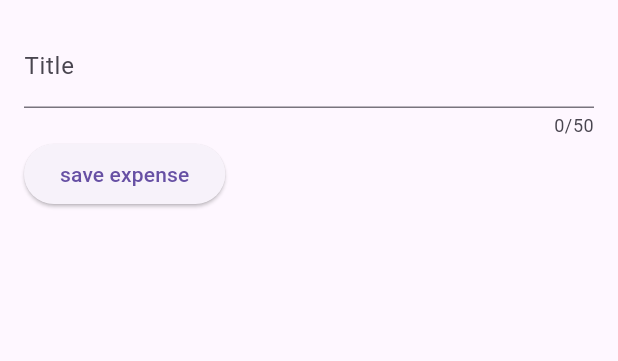
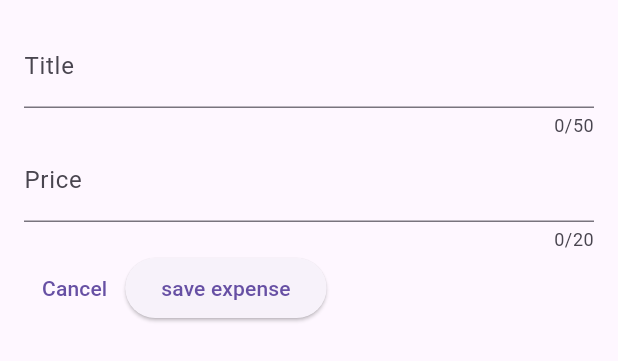
Before and after one commit to SjdnDzikran/ExpenseTrackerApp, a Flutter app: the NewExpense widget shown alone on an empty page, opened directly, after a tap on "save expense", on a phone screen of 412 x 824 dp. Shown: the top 361 px of the screen. Run offline on Flutter 3.47's test engine with Material 3 defaults, Android fonts, the phone set to English and light mode, and no system bars.

Commit message:
adding another input field

```diff
--- a/lib/widget/new_expense.dart
+++ b/lib/widget/new_expense.dart
@@ -9,10 +9,12 @@ class NewExpense extends StatefulWidget {
 
 class _NewExpenseState extends State<NewExpense> {
   final _titleController = TextEditingController();
+  final _priceController = TextEditingController();
 
   @override
   void dispose() {
     _titleController.dispose();
+    _priceController.dispose();
     super.dispose();
   }
 
@@ -27,14 +29,28 @@ class _NewExpenseState extends State<NewExpense> {
             controller: _titleController,
             maxLength: 50,
             decoration: const InputDecoration(
+              prefix: Text('\$ '),
               label: Text('Title'),
+            ),
+          ),
+          TextField(
+            controller: _priceController,
+            maxLength: 20,
+            keyboardType: TextInputType.number,
+            decoration: const InputDecoration(
+              label: Text('Price'),
             ),
           ),
           Row(
             children: [
+              TextButton(
+                onPressed: () {},
+                child: Text('Cancel'),
+              ),
               ElevatedButton(
                 onPressed: () {
                   print(_titleController.text);
+                  print(_priceController.text);
                 },
                 child: const Text('save expense'),
               ),
```
